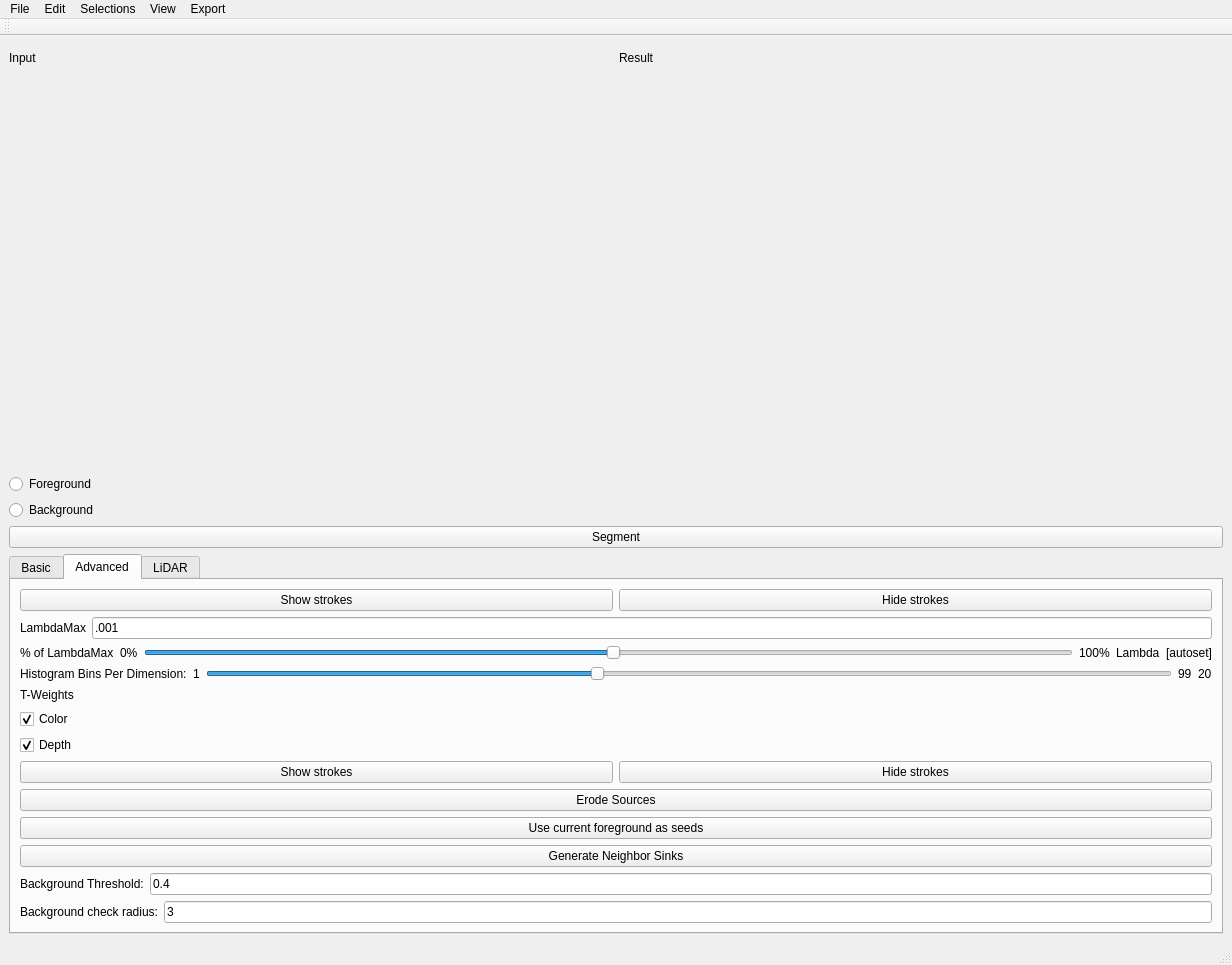
The window that LidarSegmentationWidget.ui (daviddoria/InteractiveLidarSegmentation) describes before a commit, drawn with Qt 5.
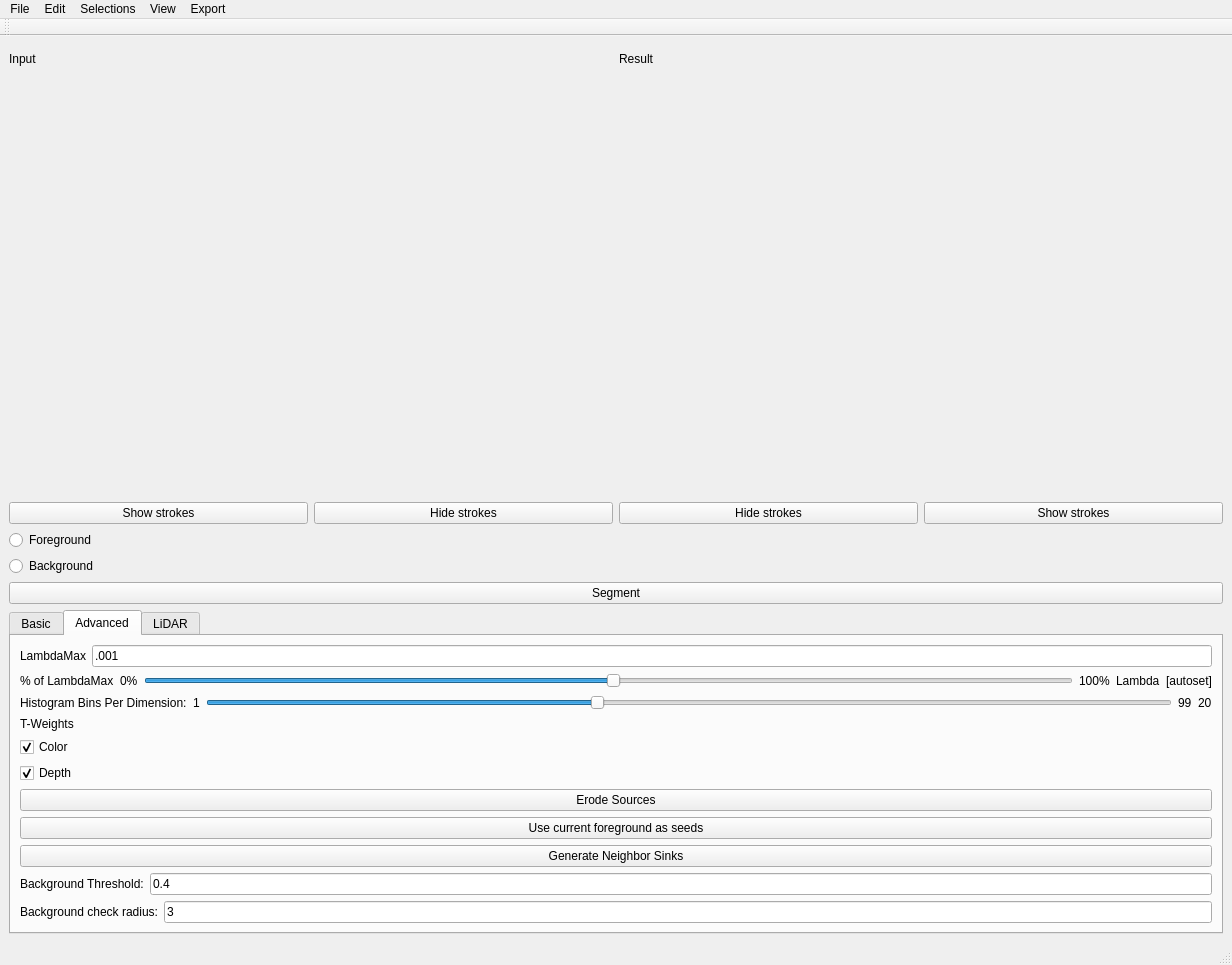
The same window after the commit. The open tabs and pages were chosen to show the change. Custom widgets are drawn as their Qt base class.

Commit message: Display show and hide strokes buttons.

Diff of the .ui file:
```diff
--- a/LidarSegmentationWidget.ui
+++ b/LidarSegmentationWidget.ui
@@ -24,7 +24,7 @@
     <item>
      <layout class="QHBoxLayout" name="horizontalLayout_9">
       <item>
-       <layout class="QVBoxLayout" name="verticalLayout_8" stretch="1,15">
+       <layout class="QVBoxLayout" name="verticalLayout_8" stretch="1,15,0">
         <item>
          <widget class="QLabel" name="label_9">
           <property name="text">
@@ -35,10 +35,28 @@
         <item>
          <widget class="QVTKWidget" name="qvtkWidgetLeft"/>
         </item>
+        <item>
+         <layout class="QHBoxLayout" name="horizontalLayout_12">
+          <item>
+           <widget class="QPushButton" name="btnShowStrokesLeft">
+            <property name="text">
+             <string>Show strokes</string>
+            </property>
+           </widget>
+          </item>
+          <item>
+           <widget class="QPushButton" name="btnHideStrokesLeft">
+            <property name="text">
+             <string>Hide strokes</string>
+            </property>
+           </widget>
+          </item>
+         </layout>
+        </item>
        </layout>
       </item>
       <item>
-       <layout class="QVBoxLayout" name="verticalLayout_9" stretch="1,15">
+       <layout class="QVBoxLayout" name="verticalLayout_9" stretch="1,15,0">
         <item>
          <widget class="QLabel" name="label_10">
           <property name="text">
@@ -49,6 +67,24 @@
         <item>
          <widget class="QVTKWidget" name="qvtkWidgetRight"/>
         </item>
+        <item>
+         <layout class="QHBoxLayout" name="horizontalLayout_13">
+          <item>
+           <widget class="QPushButton" name="btnHideStrokesRight">
+            <property name="text">
+             <string>Hide strokes</string>
+            </property>
+           </widget>
+          </item>
+          <item>
+           <widget class="QPushButton" name="btnShowStrokesRight">
+            <property name="text">
+             <string>Show strokes</string>
+            </property>
+           </widget>
+          </item>
+         </layout>
+        </item>
        </layout>
       </item>
      </layout>
@@ -245,22 +281,7 @@
         <item>
          <layout class="QVBoxLayout" name="verticalLayout_4">
           <item>
-           <layout class="QHBoxLayout" name="horizontalLayout_11">
-            <item>
-             <widget class="QPushButton" name="btnShowStrokesLeft">
-              <property name="text">
-               <string>Show strokes</string>
-              </property>
-             </widget>
-            </item>
-            <item>
-             <widget class="QPushButton" name="btnHideStrokesLeft">
-              <property name="text">
-               <string>Hide strokes</string>
-              </property>
-             </widget>
-            </item>
-           </layout>
+           <layout class="QHBoxLayout" name="horizontalLayout_11"/>
           </item>
           <item>
            <layout class="QHBoxLayout" name="horizontalLayout_3">
@@ -419,22 +440,7 @@
         <item>
          <layout class="QVBoxLayout" name="verticalLayout_11">
           <item>
-           <layout class="QHBoxLayout" name="horizontalLayout_10">
-            <item>
-             <widget class="QPushButton" name="btnShowStrokesRight">
-              <property name="text">
-               <string>Show strokes</string>
-              </property>
-             </widget>
-            </item>
-            <item>
-             <widget class="QPushButton" name="btnHideStrokesRight">
-              <property name="text">
-               <string>Hide strokes</string>
-              </property>
-             </widget>
-            </item>
-           </layout>
+           <layout class="QHBoxLayout" name="horizontalLayout_10"/>
           </item>
           <item>
            <widget class="QPushButton" name="btnErodeSources">
```
Left out of the diff: 2 changed lines with no effect on the pictures.
